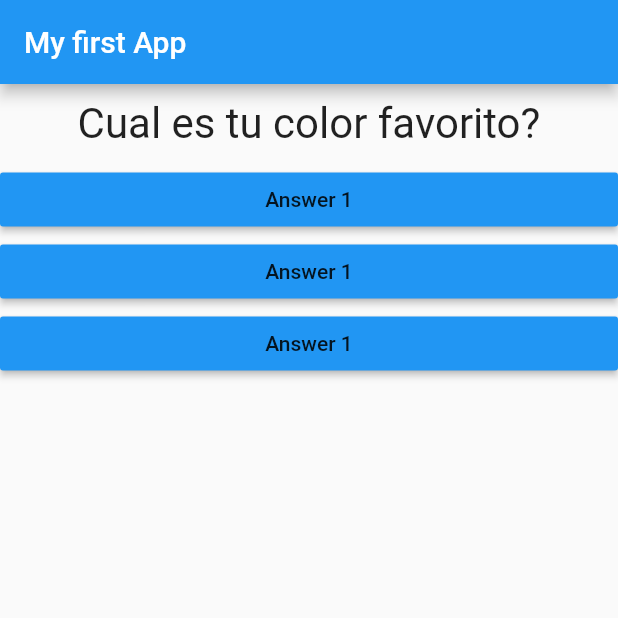
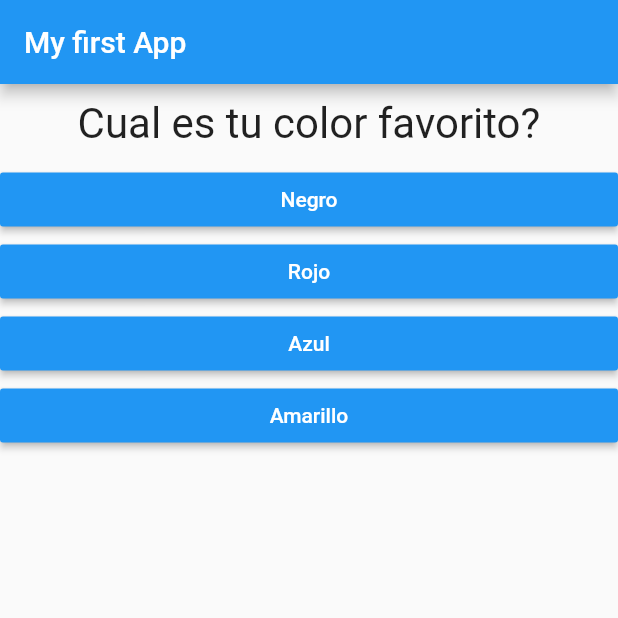
Before and after one commit to CIVERGI/EasyQuizFlutter, a Flutter app: the screen it shows after launch, on a phone screen of 412 x 824 dp, the top half of it. Run offline on Flutter 3.47's test engine with Material 2 defaults, Android fonts, the phone set to English and light mode, and no system bars.

Commit message:
Update clases answer & question

```diff
--- a/lib/answer.dart
+++ b/lib/answer.dart
@@ -4,8 +4,9 @@ import './main.dart';
 class Answer extends StatelessWidget {
 
   final Function selectHandler; //Almacenamos una funcion
+  final String answerText;
 
-  Answer(this.selectHandler);
+  Answer(this.selectHandler, this.answerText);
 
   @override
   Widget build(BuildContext context) {
@@ -13,9 +14,9 @@ class Answer extends StatelessWidget {
       width: double.infinity,
       child: RaisedButton(
         color: Colors.blue, //Static property without instantiate classes
-        //Es similar a ENUM pero en vez de numeros indicando los estados tenemos texto enendible por humano.
-
-        child: Text("Answer 1"),
+        //Es similar a ENUM pero en vez de numeros indicando los estados tenemos texto entendible por humano.
+        textColor: Colors.white,
+        child: Text(answerText),
         onPressed: selectHandler,
       ),
     );
--- a/lib/main.dart
+++ b/lib/main.dart
@@ -17,7 +17,24 @@ class MyApp extends StatefulWidget {
 
 class _MyAppState extends State<MyApp> {
   //<- Clase generica "State" / Investigar el puntero de <MyApp>
-  //_MyAppState es privada gracias al _
+  //_MyAppState es privada gracia s al _
+
+  final questions = const [
+    //Map Collection of key value pares
+    {
+      "questionText": "Cual es tu color favorito?",
+      "answers": ["Negro", "Rojo", "Azul", "Amarillo"],
+    },
+    {
+      "questionText": "Cual es tu animal favorito?",
+      "answers": ["Leon", "Tortuga", "Tucan", "Oso Polar"],
+    },
+    {
+      "questionText": "Cual es tu nivel de estudios?",
+      "answers": ["Secundaria", "Preparatoria", "Universidad", "Maestria"],
+    },
+  ];
+
   var _questionIndex = 0;
 
   void _answerQuestion() {
@@ -31,26 +48,32 @@ class _MyAppState extends State<MyApp> {
 
   @override
   Widget build(BuildContext context) {
-    var questions = [
-      "Cual es tu color favorito?",
-      "Cual es tu animal favorito?",
-    ];
-
     return MaterialApp(
       home: Scaffold(
         appBar: AppBar(
           title: Text("My first App"),
         ),
-        body: Column(
-          children: <Widget>[
-            Question(
-              questions[_questionIndex],
-            ),
-            Answer(_answerQuestion), //Passing callback functions around == puntero de funcion
-            Answer(_answerQuestion),
-            Answer(_answerQuestion),
-          ],
-        ),
+        body: _questionIndex < questions.length
+            ? Column(
+                //Estructura If, lo que este despues del signo de interrogacion corre si es verdadero
+                children: <Widget>[
+                  Question(
+                    questions[_questionIndex]["questionText"],
+                  ),
+                  ...(questions[_questionIndex]["answers"] as List<String>)
+                      .map((answer) {
+                    // ... al inicio = SpreadOperator
+                    //(Convierte la lista de widgets Answer individuales a listas de widgets(pone 4botones de cajon))
+                    //Casteamos / Convertimos con "as" nuestro map (collection) a una Lista de Strings y almacenamos su valor de lista en "answer"
+                    return Answer(_answerQuestion,
+                        answer); //Passing callback functions around == puntero de funcion
+                  }).toList(), //toList() convierte nuestro elemento a una lista
+                ],
+              )
+            : Center(
+                //Bloque else
+                child: Text("Terminaste el quiz!"),
+              ),
       ),
     );
   }
--- a/lib/question.dart
+++ b/lib/question.dart
@@ -12,8 +12,8 @@ class Question extends StatelessWidget {
   @override
   Widget build(BuildContext context) {
     return Container(
-        width: double.infinity, //width: es un named argument
-        margin: EdgeInsets.all(10),
+        width: double.infinity, //width: es un named argument, se hace tan grande como el padre
+        margin: EdgeInsets.all(10), //Cambia el valor de margin horizontal y vertical
         child: Text(
           questionText,
           style: TextStyle(fontSize: 28),
--- a/pubspec.yaml
+++ b/pubspec.yaml
@@ -14,7 +14,7 @@ description: A new Flutter project.
 version: 1.0.0+1
 
 environment:
-  sdk: ">=2.1.0 <3.0.0"
+  sdk: ">=2.2.2 <3.0.0"
 
 dependencies:
   flutter:
```
Also changed, not shown: 1 other file.
